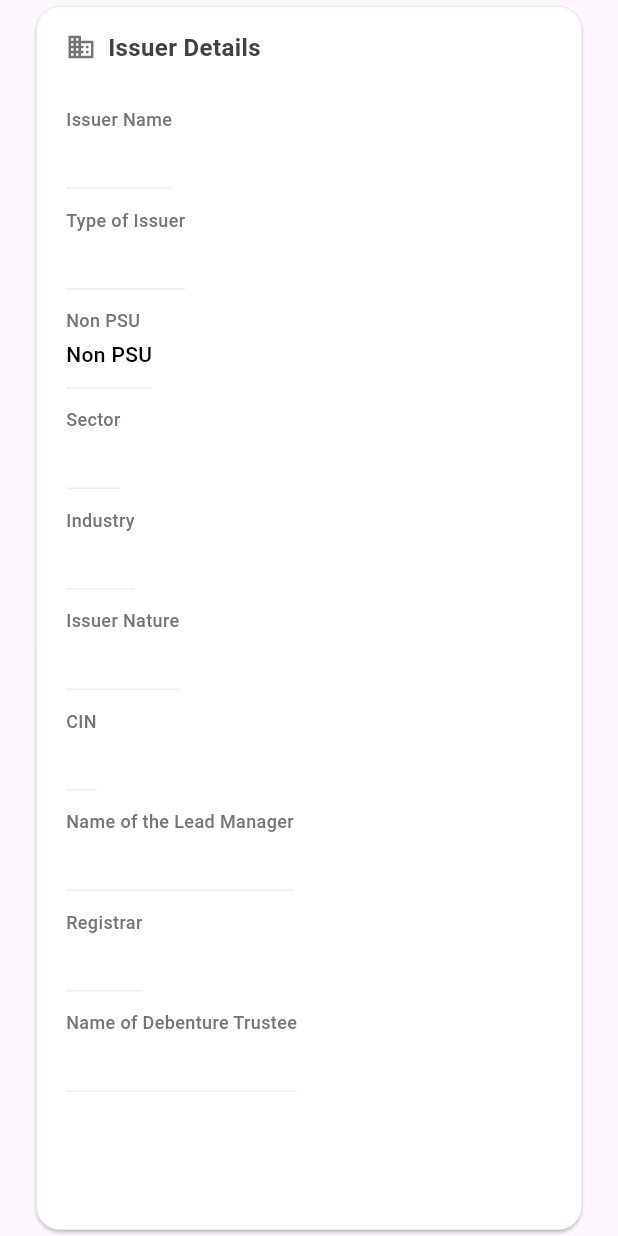
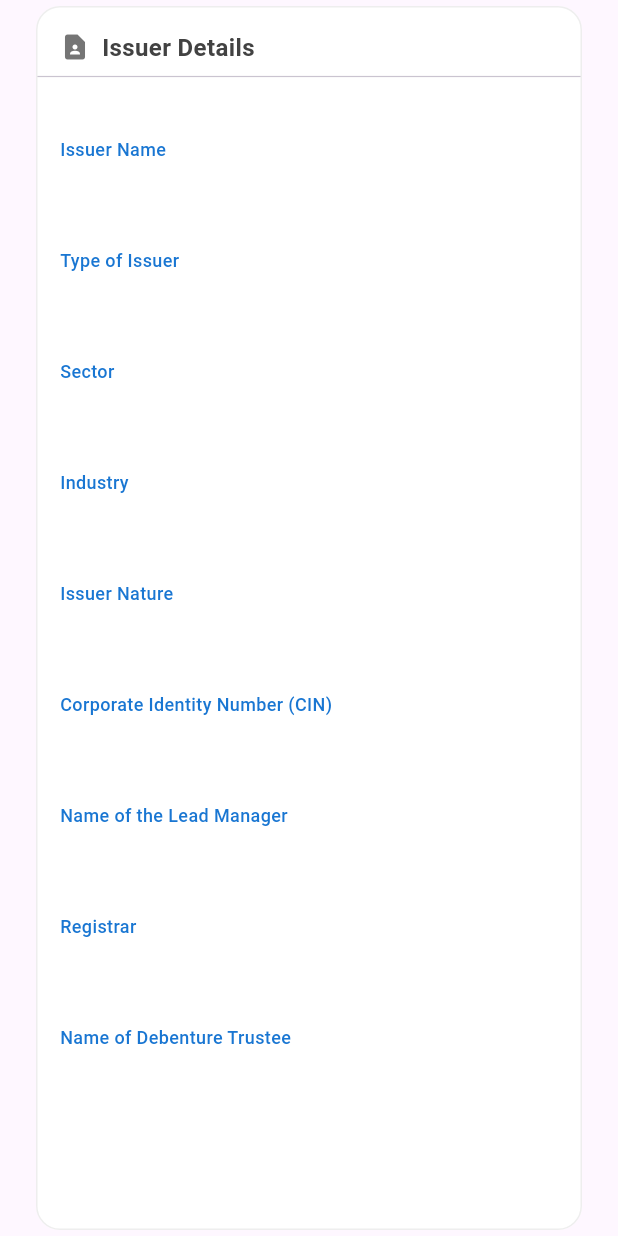
Before and after one commit to vishnusukumar14/tap_flutter_assignment, a Flutter app: the IssuerDetailsSection widget shown alone on an empty page, opened directly with empty values, on a phone screen of 412 x 824 dp. Run offline on Flutter 3.47's test engine with Material 3 defaults, Android fonts, the phone set to English and light mode, and no system bars; our stand-ins replace dio, flutter_bloc, font_awesome_flutter, freezed_annotation, get_it, injectable; generated files the repository leaves out were written again; network calls fail.

Commit message:
Minor UI fixes

```diff
--- a/lib/features/home/presentation/widgets/issuer_details_section.dart
+++ b/lib/features/home/presentation/widgets/issuer_details_section.dart
@@ -9,10 +9,7 @@ class IssuerDetailsSection extends StatelessWidget {
 
   Widget _buildDetailItem(String label, String value) {
     return Container(
-      padding: const EdgeInsets.symmetric(vertical: 12),
-      decoration: BoxDecoration(
-        border: Border(bottom: BorderSide(color: Colors.grey[200]!)),
-      ),
+      padding: const EdgeInsets.symmetric(vertical: 16, horizontal: 16),
       child: Column(
         crossAxisAlignment: CrossAxisAlignment.start,
         children: [
@@ -20,16 +17,16 @@ class IssuerDetailsSection extends StatelessWidget {
             label,
             style: TextStyle(
               fontSize: 12,
-              color: Colors.grey[600],
+              color: Colors.blue[700],
               fontWeight: FontWeight.w500,
             ),
           ),
           const SizedBox(height: 4),
           Text(
             value,
-            style: const TextStyle(
+            style: TextStyle(
               fontSize: 14,
-              color: Colors.black,
+              color: Colors.grey[900],
               fontWeight: FontWeight.w500,
             ),
           ),
@@ -43,19 +40,28 @@ class IssuerDetailsSection extends StatelessWidget {
     return Padding(
       padding: const EdgeInsets.symmetric(horizontal: 20),
       child: Card(
+        elevation: 0,
         color: Colors.white,
         shape: RoundedRectangleBorder(
           borderRadius: BorderRadius.circular(16),
-          side: BorderSide(color: Colors.grey.shade300, width: 0.5),
+          side: BorderSide(color: Colors.grey.shade200, width: 1),
         ),
-        child: Padding(
-          padding: const EdgeInsets.symmetric(horizontal: 20, vertical: 16),
         child: Column(
           crossAxisAlignment: CrossAxisAlignment.start,
           children: [
-              Row(
+            Padding(
+              padding: const EdgeInsets.only(
+                left: 16.0,
+                right: 16.0,
+                top: 16.0,
+              ),
+              child: Row(
                 children: [
-                  Icon(Icons.business, size: 20, color: Colors.grey[600]),
+                  Icon(
+                    Icons.contact_page,
+                    size: 20,
+                    color: Colors.grey[600],
+                  ), //todo
                   const SizedBox(width: 8),
                   Text(
                     'Issuer Details',
@@ -67,6 +73,8 @@ class IssuerDetailsSection extends StatelessWidget {
                   ),
                 ],
               ),
+            ),
+            Divider(thickness: 0.8),
             const SizedBox(height: 16),
             _buildDetailItem(
               'Issuer Name',
@@ -76,14 +84,16 @@ class IssuerDetailsSection extends StatelessWidget {
               'Type of Issuer',
               bondDetail.issuerDetails.typeOfIssuer,
             ),
-              _buildDetailItem('Non PSU', 'Non PSU'),
             _buildDetailItem('Sector', bondDetail.issuerDetails.sector),
             _buildDetailItem('Industry', bondDetail.issuerDetails.industry),
             _buildDetailItem(
               'Issuer Nature',
               bondDetail.issuerDetails.issuerNature,
             ),
-              _buildDetailItem('CIN', bondDetail.issuerDetails.cin),
+            _buildDetailItem(
+              'Corporate Identity Number (CIN)',
+              bondDetail.issuerDetails.cin,
+            ),
             _buildDetailItem(
               'Name of the Lead Manager',
               bondDetail.issuerDetails.leadManager,
@@ -96,7 +106,6 @@ class IssuerDetailsSection extends StatelessWidget {
           ],
         ),
       ),
-      ),
     );
   }
 }
```
Lines whose indentation alone changed are shown as unchanged.
